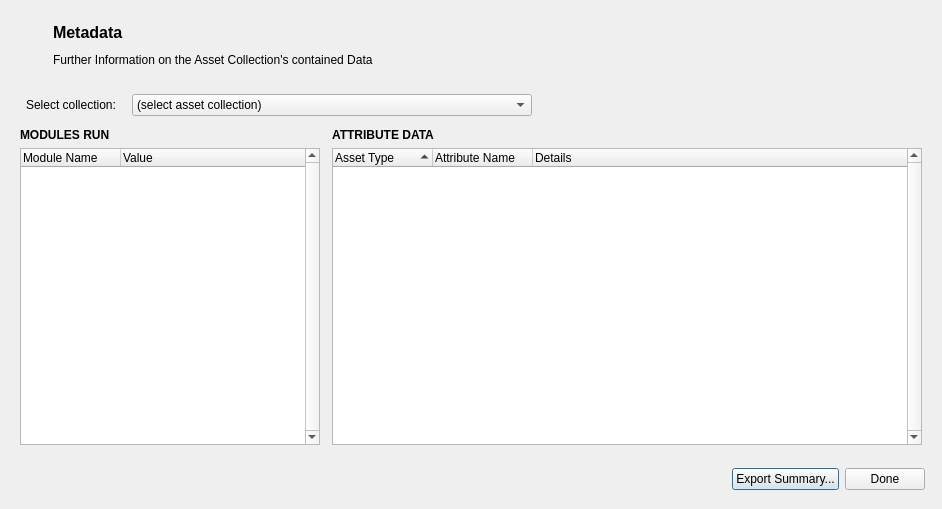
Above: gui/metadatadialog.ui from petermbach/urbanbeats-pss before the change. Below: the same form after it.
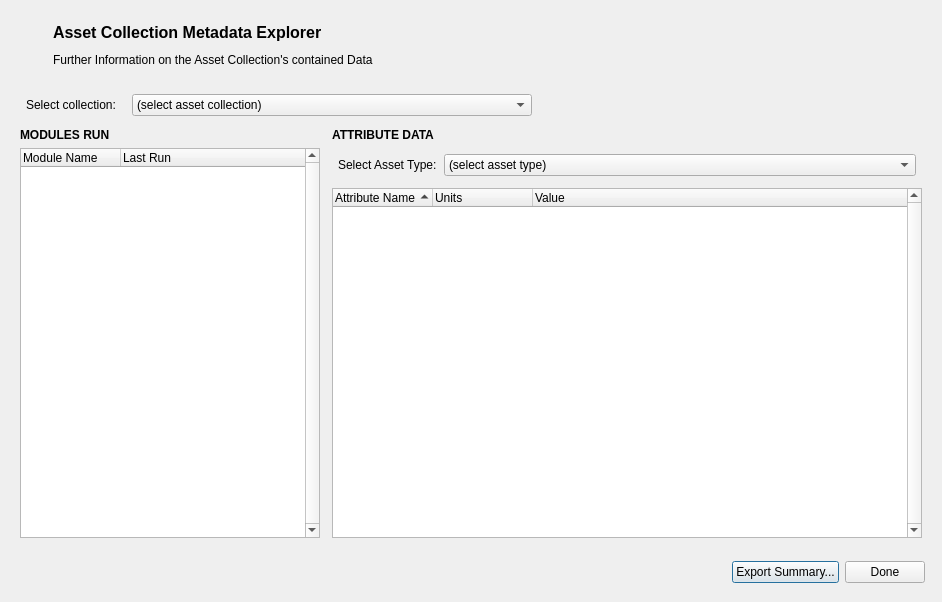
That is the form after the change. Icons and pictures are not drawn.

Commit message: Started implementing a metadata and asset collection viewer to get some better understanding of the current data within the asset collection.

Patch:
```diff
--- a/gui/metadatadialog.ui
+++ b/gui/metadatadialog.ui
@@ -7,7 +7,7 @@
     <x>0</x>
     <y>0</y>
     <width>942</width>
-    <height>509</height>
+    <height>602</height>
    </rect>
   </property>
   <property name="windowTitle">
@@ -74,7 +74,7 @@
          </font>
         </property>
         <property name="text">
-         <string>Metadata</string>
+         <string>Asset Collection Metadata Explorer</string>
         </property>
        </widget>
       </item>
@@ -97,71 +97,6 @@
       </sizepolicy>
      </property>
      <layout class="QGridLayout" name="gridLayout">
-      <item row="2" column="2">
-       <widget class="QTreeWidget" name="attributes_list">
-        <property name="verticalScrollBarPolicy">
-         <enum>Qt::ScrollBarAlwaysOn</enum>
-        </property>
-        <property name="sortingEnabled">
-         <bool>true</bool>
-        </property>
-        <property name="wordWrap">
-         <bool>true</bool>
-        </property>
-        <column>
-         <property name="text">
-          <string>Asset Type</string>
-         </property>
-        </column>
-        <column>
-         <property name="text">
-          <string>Attribute Name</string>
-         </property>
-        </column>
-        <column>
-         <property name="text">
-          <string>Details</string>
-         </property>
-        </column>
-       </widget>
-      </item>
-      <item row="2" column="0">
-       <widget class="QTreeWidget" name="module_list">
-        <property name="maximumSize">
-         <size>
-          <width>300</width>
-          <height>16777215</height>
-         </size>
-        </property>
-        <property name="verticalScrollBarPolicy">
-         <enum>Qt::ScrollBarAlwaysOn</enum>
-        </property>
-        <column>
-         <property name="text">
-          <string notr="true">Module Name</string>
-         </property>
-        </column>
-        <column>
-         <property name="text">
-          <string>Value</string>
-         </property>
-        </column>
-       </widget>
-      </item>
-      <item row="1" column="0">
-       <widget class="QLabel" name="module_title">
-        <property name="text">
-         <string>&lt;html&gt;&lt;head/&gt;&lt;body&gt;&lt;p&gt;&lt;span style=&quot; font-weight:600;&quot;&gt;MODULES RUN&lt;/span&gt;&lt;/p&gt;&lt;/body&gt;&lt;/html&gt;</string>
-        </property>
-       </widget>
-      </item>
-      <item row="1" column="2">
-       <widget class="QLabel" name="attributes_title">
-        <property name="text">
-         <string>&lt;html&gt;&lt;head/&gt;&lt;body&gt;&lt;p&gt;&lt;span style=&quot; font-weight:600;&quot;&gt;ATTRIBUTE DATA&lt;/span&gt;&lt;/p&gt;&lt;/body&gt;&lt;/html&gt;</string>
-        </property>
-       </widget>
-      </item>
       <item row="0" column="0" colspan="3">
        <widget class="QWidget" name="gridname_widget" native="true">
         <layout class="QGridLayout" name="gridLayout_7">
@@ -236,6 +171,132 @@
         </layout>
        </widget>
       </item>
+      <item row="2" column="0" rowspan="2">
+       <widget class="QTreeWidget" name="module_list">
+        <property name="maximumSize">
+         <size>
+          <width>300</width>
+          <height>16777215</height>
+         </size>
+        </property>
+        <property name="verticalScrollBarPolicy">
+         <enum>Qt::ScrollBarAlwaysOn</enum>
+        </property>
+        <column>
+         <property name="text">
+          <string notr="true">Module Name</string>
+         </property>
+        </column>
+        <column>
+         <property name="text">
+          <string>Last Run</string>
+         </property>
+        </column>
+       </widget>
+      </item>
+      <item row="1" column="0">
+       <widget class="QLabel" name="module_title">
+        <property name="text">
+         <string>&lt;html&gt;&lt;head/&gt;&lt;body&gt;&lt;p&gt;&lt;span style=&quot; font-weight:600;&quot;&gt;MODULES RUN&lt;/span&gt;&lt;/p&gt;&lt;/body&gt;&lt;/html&gt;</string>
+        </property>
+       </widget>
+      </item>
+      <item row="3" column="2">
+       <widget class="QTreeWidget" name="attributes_list">
+        <property name="verticalScrollBarPolicy">
+         <enum>Qt::ScrollBarAlwaysOn</enum>
+        </property>
+        <property name="sortingEnabled">
+         <bool>true</bool>
+        </property>
+        <property name="wordWrap">
+         <bool>true</bool>
+        </property>
+        <column>
+         <property name="text">
+          <string>Attribute Name</string>
+         </property>
+        </column>
+        <column>
+         <property name="text">
+          <string>Units</string>
+         </property>
+        </column>
+        <column>
+         <property name="text">
+          <string>Value</string>
+         </property>
+        </column>
+       </widget>
+      </item>
+      <item row="1" column="2">
+       <widget class="QLabel" name="attributes_title">
+        <property name="text">
+         <string>&lt;html&gt;&lt;head/&gt;&lt;body&gt;&lt;p&gt;&lt;span style=&quot; font-weight:600;&quot;&gt;ATTRIBUTE DATA&lt;/span&gt;&lt;/p&gt;&lt;/body&gt;&lt;/html&gt;</string>
+        </property>
+       </widget>
+      </item>
+      <item row="2" column="2">
+       <widget class="QWidget" name="assettypes_widget" native="true">
+        <layout class="QGridLayout" name="gridLayout_8">
+         <property name="leftMargin">
+          <number>6</number>
+         </property>
+         <property name="topMargin">
+          <number>6</number>
+         </property>
+         <property name="rightMargin">
+          <number>6</number>
+         </property>
+         <property name="bottomMargin">
+          <number>6</number>
+         </property>
+         <item row="0" column="0">
+          <widget class="QLabel" name="assetcol_assettypes_lbl">
+           <property name="minimumSize">
+            <size>
+             <width>100</width>
+             <height>0</height>
+            </size>
+           </property>
+           <property name="maximumSize">
+            <size>
+             <width>100</width>
+             <height>16777215</height>
+            </size>
+           </property>
+           <property name="whatsThis">
+            <string>Width of the square cell in the city grid in metres</string>
+           </property>
+           <property name="text">
+            <string>Select Asset Type:</string>
+           </property>
+          </widget>
+         </item>
+         <item row="0" column="1">
+          <widget class="QComboBox" name="assetcol_assettypes_combo">
+           <property name="minimumSize">
+            <size>
+             <width>100</width>
+             <height>0</height>
+            </size>
+           </property>
+           <property name="maximumSize">
+            <size>
+             <width>16777215</width>
+             <height>16777215</height>
+            </size>
+           </property>
+           <item>
+            <property name="text">
+             <string>(select asset type)</string>
+            </property>
+           </item>
+          </widget>
+         </item>
+        </layout>
+       </widget>
+      </item>
      </layout>
     </widget>
    </item>
```
Left out of the diff: 23 changed lines with no effect on the pictures. The commit also changes 3 other files.
